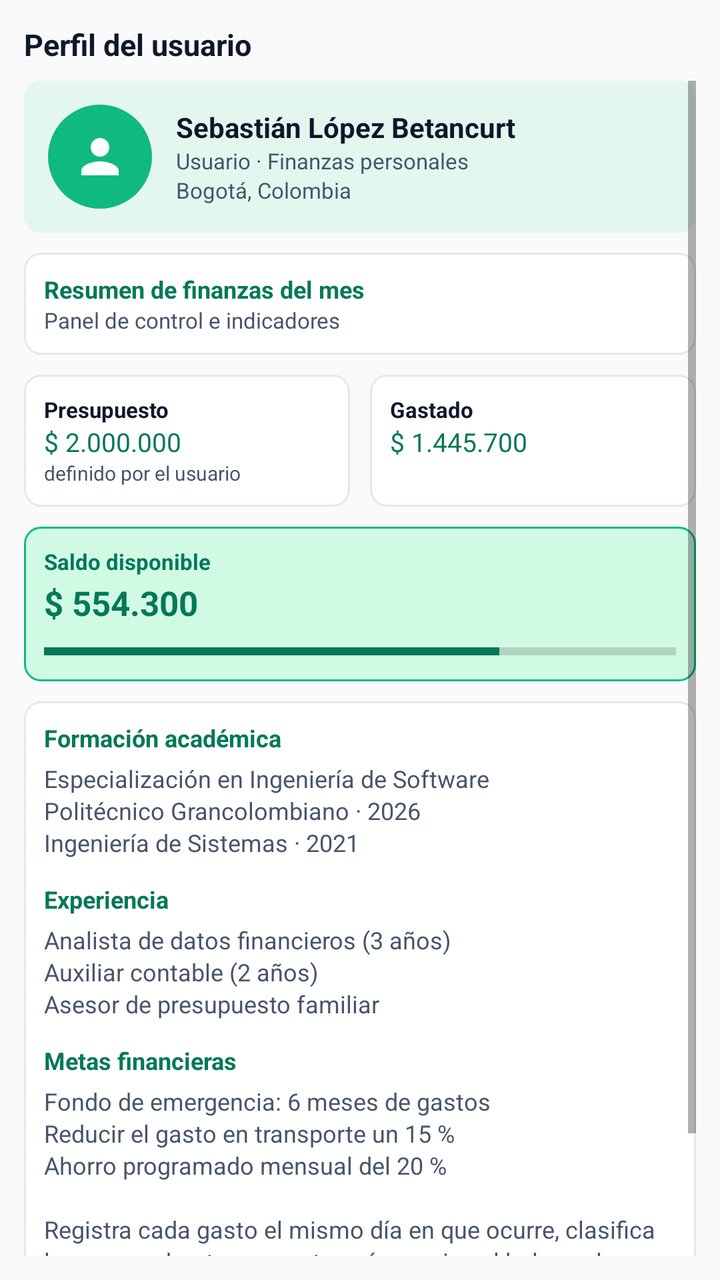
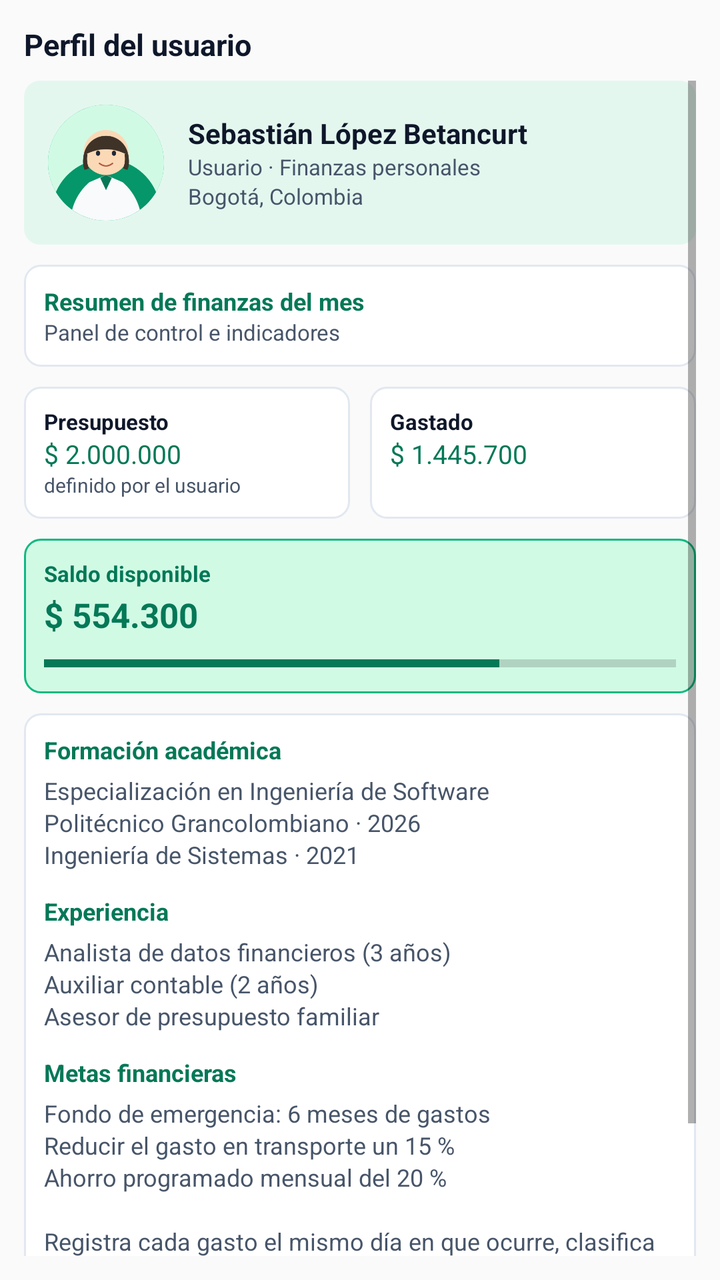

Before-and-after screenshots of an Android layout around one commit, followed by the original layout XML and the change that was made.
<!-- AndroidManifest.xml: application theme Theme.MiBolsillo -->
<!-- res/layout/fragment_perfil.xml -->
<?xml version="1.0" encoding="utf-8"?>
<LinearLayout xmlns:android="http://schemas.android.com/apk/res/android"
    android:layout_width="match_parent"
    android:layout_height="match_parent"
    android:orientation="vertical"
    android:padding="12dp">

    <TextView
        android:layout_width="wrap_content"
        android:layout_height="wrap_content"
        android:text="@string/titulo_perfil"
        android:textColor="@color/gris_oscuro"
        android:textSize="15sp"
        android:textStyle="bold" />

    <ScrollView
        android:layout_width="match_parent"
        android:layout_height="0dp"
        android:layout_weight="1"
        android:layout_marginTop="8dp"
        android:scrollbars="vertical">

        <LinearLayout
            android:layout_width="match_parent"
            android:layout_height="wrap_content"
            android:orientation="vertical">

            <LinearLayout
                android:layout_width="match_parent"
                android:layout_height="wrap_content"
                android:background="@drawable/bg_banner_perfil"
                android:gravity="center_vertical"
                android:orientation="horizontal"
                android:padding="12dp">

                <ImageView
                    android:layout_width="52dp"
                    android:layout_height="52dp"
                    android:background="@drawable/bg_avatar"
                    android:contentDescription="@string/desc_foto_perfil"
                    android:padding="12dp"
                    android:src="@drawable/ic_perfil"
                    android:tint="@color/blanco" />

                <LinearLayout
                    android:layout_width="match_parent"
                    android:layout_height="wrap_content"
                    android:layout_marginStart="12dp"
                    android:orientation="vertical">

                    <TextView
                        android:layout_width="wrap_content"
                        android:layout_height="wrap_content"
                        android:text="@string/perfil_nombre"
                        android:textColor="@color/gris_oscuro"
                        android:textSize="14sp"
                        android:textStyle="bold" />

                    <TextView
                        android:layout_width="wrap_content"
                        android:layout_height="wrap_content"
                        android:text="@string/perfil_rol"
                        android:textColor="@color/gris_texto"
                        android:textSize="11sp" />

                    <TextView
                        android:layout_width="wrap_content"
                        android:layout_height="wrap_content"
                        android:text="@string/perfil_ciudad"
                        android:textColor="@color/gris_texto"
                        android:textSize="11sp" />
                </LinearLayout>
            </LinearLayout>

            <LinearLayout
                android:layout_width="match_parent"
                android:layout_height="wrap_content"
                android:layout_marginTop="10dp"
                android:background="@drawable/bg_card"
                android:orientation="vertical"
                android:padding="10dp">

                <TextView
                    android:layout_width="wrap_content"
                    android:layout_height="wrap_content"
                    android:text="@string/perfil_resumen_titulo"
                    android:textColor="@color/verde_oscuro"
                    android:textSize="12sp"
                    android:textStyle="bold" />

                <TextView
                    android:layout_width="wrap_content"
                    android:layout_height="wrap_content"
                    android:text="@string/perfil_resumen_sub"
                    android:textColor="@color/gris_texto"
                    android:textSize="11sp" />
            </LinearLayout>

            <LinearLayout
                android:layout_width="match_parent"
                android:layout_height="wrap_content"
                android:layout_marginTop="10dp"
                android:orientation="horizontal">

                <LinearLayout
                    android:layout_width="0dp"
                    android:layout_height="wrap_content"
                    android:layout_marginEnd="5dp"
                    android:layout_weight="1"
                    android:background="@drawable/bg_card"
                    android:orientation="vertical"
                    android:padding="10dp">

                    <TextView
                        android:layout_width="wrap_content"
                        android:layout_height="wrap_content"
                        android:text="@string/ind_presupuesto"
                        android:textColor="@color/gris_oscuro"
                        android:textSize="11sp"
                        android:textStyle="bold" />

                    <TextView
                        android:id="@+id/txtPresupuesto"
                        android:layout_width="wrap_content"
                        android:layout_height="wrap_content"
                        android:text="@string/ind_presupuesto_valor"
                        android:textColor="@color/verde_oscuro"
                        android:textSize="13sp" />

                    <TextView
                        android:layout_width="wrap_content"
                        android:layout_height="wrap_content"
                        android:text="@string/ind_presupuesto_pie"
                        android:textColor="@color/gris_texto"
                        android:textSize="10sp" />
                </LinearLayout>

                <LinearLayout
                    android:layout_width="0dp"
                    android:layout_height="wrap_content"
                    android:layout_marginStart="5dp"
                    android:layout_weight="1"
                    android:background="@drawable/bg_card"
                    android:orientation="vertical"
                    android:padding="10dp">

                    <TextView
                        android:layout_width="wrap_content"
                        android:layout_height="wrap_content"
                        android:text="@string/ind_gastado"
                        android:textColor="@color/gris_oscuro"
                        android:textSize="11sp"
                        android:textStyle="bold" />

                    <TextView
                        android:id="@+id/txtGastado"
                        android:layout_width="wrap_content"
                        android:layout_height="wrap_content"
                        android:text="@string/ind_gastado_valor"
                        android:textColor="@color/verde_oscuro"
                        android:textSize="13sp" />

                    <TextView
                        android:id="@+id/txtCantidadRegistros"
                        android:layout_width="wrap_content"
                        android:layout_height="wrap_content"
                        android:textColor="@color/gris_texto"
                        android:textSize="10sp" />
                </LinearLayout>
            </LinearLayout>

            <LinearLayout
                android:layout_width="match_parent"
                android:layout_height="wrap_content"
                android:layout_marginTop="10dp"
                android:background="@drawable/bg_card_verde"
                android:orientation="vertical"
                android:padding="10dp">

                <TextView
                    android:layout_width="wrap_content"
                    android:layout_height="wrap_content"
                    android:text="@string/ind_saldo"
                    android:textColor="@color/verde_oscuro"
                    android:textSize="11sp"
                    android:textStyle="bold" />

                <LinearLayout
                    android:layout_width="match_parent"
                    android:layout_height="wrap_content"
                    android:layout_marginTop="2dp"
                    android:gravity="bottom"
                    android:orientation="horizontal">

                    <TextView
                        android:id="@+id/txtSaldo"
                        android:layout_width="wrap_content"
                        android:layout_height="wrap_content"
                        android:text="@string/ind_saldo_valor"
                        android:textColor="@color/verde_oscuro"
                        android:textSize="17sp"
                        android:textStyle="bold" />

                    <TextView
                        android:id="@+id/txtConsumido"
                        android:layout_width="match_parent"
                        android:layout_height="wrap_content"
                        android:layout_marginStart="8dp"
                        android:textColor="@color/gris_texto"
                        android:textSize="11sp" />
                </LinearLayout>

                <ProgressBar
                    android:id="@+id/barraPresupuestoPerfil"
                    style="?android:attr/progressBarStyleHorizontal"
                    android:layout_width="match_parent"
                    android:layout_height="10dp"
                    android:layout_marginTop="8dp"
                    android:max="100"
                    android:progress="72"
                    android:progressTint="@color/verde_oscuro" />
            </LinearLayout>

            <LinearLayout
                android:layout_width="match_parent"
                android:layout_height="wrap_content"
                android:layout_marginTop="10dp"
                android:background="@drawable/bg_card"
                android:orientation="vertical"
                android:padding="10dp">

                <TextView
                    android:layout_width="wrap_content"
                    android:layout_height="wrap_content"
                    android:text="@string/perfil_formacion_titulo"
                    android:textColor="@color/verde_oscuro"
                    android:textSize="12sp"
                    android:textStyle="bold" />

                <TextView
                    android:layout_width="match_parent"
                    android:layout_height="wrap_content"
                    android:layout_marginTop="4dp"
                    android:lineSpacingExtra="2dp"
                    android:text="@string/perfil_formacion"
                    android:textColor="@color/gris_texto"
                    android:textSize="12sp" />

                <TextView
                    android:layout_width="wrap_content"
                    android:layout_height="wrap_content"
                    android:layout_marginTop="12dp"
                    android:text="@string/perfil_experiencia_titulo"
                    android:textColor="@color/verde_oscuro"
                    android:textSize="12sp"
                    android:textStyle="bold" />

                <TextView
                    android:layout_width="match_parent"
                    android:layout_height="wrap_content"
                    android:layout_marginTop="4dp"
                    android:lineSpacingExtra="2dp"
                    android:text="@string/perfil_experiencia"
                    android:textColor="@color/gris_texto"
                    android:textSize="12sp" />

                <TextView
                    android:layout_width="wrap_content"
                    android:layout_height="wrap_content"
                    android:layout_marginTop="12dp"
                    android:text="@string/perfil_metas_titulo"
                    android:textColor="@color/verde_oscuro"
                    android:textSize="12sp"
                    android:textStyle="bold" />

                <TextView
                    android:layout_width="match_parent"
                    android:layout_height="wrap_content"
                    android:layout_marginTop="4dp"
                    android:lineSpacingExtra="2dp"
                    android:text="@string/perfil_metas"
                    android:textColor="@color/gris_texto"
                    android:textSize="12sp" />
            </LinearLayout>
        </LinearLayout>
    </ScrollView>
</LinearLayout>
<!-- resources referenced by this layout -->
<resources>
  <color name="blanco">#FFFFFFFF</color>
  <color name="gris_oscuro">#FF0F172A</color>
  <color name="gris_texto">#FF475569</color>
  <color name="verde_oscuro">#FF047857</color>
  <!-- drawable bg_avatar (drawable) -->
  <?xml version="1.0" encoding="utf-8"?>
  <shape xmlns:android="http://schemas.android.com/apk/res/android" android:shape="oval">
      <solid android:color="@color/verde_primario" />
  </shape>
  <!-- drawable bg_banner_perfil (drawable) -->
  <?xml version="1.0" encoding="utf-8"?>
  <shape xmlns:android="http://schemas.android.com/apk/res/android" android:shape="rectangle">
      <solid android:color="@color/verde_banner" />
      <corners android:radius="8dp" />
  </shape>
  <!-- drawable bg_card (drawable) -->
  <?xml version="1.0" encoding="utf-8"?>
  <shape xmlns:android="http://schemas.android.com/apk/res/android" android:shape="rectangle">
      <solid android:color="@color/blanco" />
      <corners android:radius="8dp" />
      <stroke android:width="1dp" android:color="@color/gris_linea" />
  </shape>
  <!-- drawable ic_perfil (drawable) -->
  <?xml version="1.0" encoding="utf-8"?>
  <vector xmlns:android="http://schemas.android.com/apk/res/android"
      android:width="24dp"
      android:height="24dp"
      android:viewportWidth="24"
      android:viewportHeight="24">
      <path
          android:fillColor="#FF475569"
          android:pathData="M12,12c2.21,0 4,-1.79 4,-4s-1.79,-4 -4,-4 -4,1.79 -4,4 1.79,4 4,4zM12,14c-2.67,0 -8,1.34 -8,4v2h16v-2c0,-2.66 -5.33,-4 -8,-4z" />
  </vector>
  <string name="desc_foto_perfil">Fotografía del usuario</string>
  <string name="ind_gastado">Gastado</string>
  <string name="ind_gastado_valor">$ 1.445.700</string>
  <string name="ind_presupuesto">Presupuesto</string>
  <string name="ind_presupuesto_pie">definido por el usuario</string>
  <string name="ind_presupuesto_valor">$ 2.000.000</string>
  <string name="ind_saldo">Saldo disponible</string>
  <string name="ind_saldo_valor">$ 554.300</string>
  <string name="perfil_ciudad">Bogotá, Colombia</string>
  <string name="perfil_experiencia">Analista de datos financieros (3 años)\nAuxiliar contable (2 años)\nAsesor de presupuesto familiar</string>
  <string name="perfil_experiencia_titulo">Experiencia</string>
  <string name="perfil_formacion">Especialización en Ingeniería de Software\nPolitécnico Grancolombiano · 2026\nIngeniería de Sistemas · 2021</string>
  <string name="perfil_formacion_titulo">Formación académica</string>
  <string name="perfil_metas" formatted="false">Fondo de emergencia: 6 meses de gastos\nReducir el gasto en transporte un 15 %\nAhorro programado mensual del 20 %\n\nRegistra cada gasto el mismo día en que ocurre, clasifica los comprobantes por categoría y revisa el balance los domingos. Este bloque es intencionalmente extenso para demostrar la barra de desplazamiento solicitada en el enunciado.</string>
  <string name="perfil_metas_titulo">Metas financieras</string>
  <string name="perfil_nombre">Sebastián López Betancurt</string>
  <string name="perfil_resumen_sub">Panel de control e indicadores</string>
  <string name="perfil_resumen_titulo">Resumen de finanzas del mes</string>
  <string name="perfil_rol">Usuario · Finanzas personales</string>
  <string name="titulo_perfil">Perfil del usuario</string>
  <style name="Theme.MiBolsillo" parent="Theme.AppCompat.Light.NoActionBar">
          <item name="colorPrimary">@color/verde_primario</item>
          <item name="colorPrimaryDark">@color/verde_oscuro</item>
          <item name="colorAccent">@color/verde_primario</item>
      </style>
  <color name="verde_primario">#FF10B981</color>
  <color name="verde_banner">#FFE4F7EF</color>
  <color name="gris_linea">#FFE2E8F0</color>
  <color name="verde_suave">#FFD1FAE5</color>
  <!-- unchanged entries left out for length: 1 -->
</resources>

<!-- the commit's change to res/layout/fragment_perfil.xml (unified diff, before → after) -->
@@ -34,13 +34,13 @@
                 android:padding="12dp">
 
                 <ImageView
-                    android:layout_width="52dp"
-                    android:layout_height="52dp"
+                    android:id="@+id/imgFotoPerfil"
+                    android:layout_width="58dp"
+                    android:layout_height="58dp"
                     android:background="@drawable/bg_avatar"
                     android:contentDescription="@string/desc_foto_perfil"
-                    android:padding="12dp"
-                    android:src="@drawable/ic_perfil"
-                    android:tint="@color/blanco" />
+                    android:scaleType="centerCrop"
+                    android:src="@drawable/foto_perfil" />
 
                 <LinearLayout
                     android:layout_width="match_parent"
<!-- resource entries referenced after the edit -->
@@ -22,17 +22,7 @@
       <corners android:radius="8dp" />
       <stroke android:width="1dp" android:color="@color/gris_linea" />
   </shape>
-  <!-- drawable ic_perfil (drawable) -->
-  <?xml version="1.0" encoding="utf-8"?>
-  <vector xmlns:android="http://schemas.android.com/apk/res/android"
-      android:width="24dp"
-      android:height="24dp"
-      android:viewportWidth="24"
-      android:viewportHeight="24">
-      <path
-          android:fillColor="#FF475569"
-          android:pathData="M12,12c2.21,0 4,-1.79 4,-4s-1.79,-4 -4,-4 -4,1.79 -4,4 1.79,4 4,4zM12,14c-2.67,0 -8,1.34 -8,4v2h16v-2c0,-2.66 -5.33,-4 -8,-4z" />
-  </vector>
+  <!-- drawable foto_perfil: png bitmap (drawable-nodpi, 18777 bytes) -->
   <string name="desc_foto_perfil">Fotografía del usuario</string>
   <string name="ind_gastado">Gastado</string>
   <string name="ind_gastado_valor">$ 1.445.700</string>
